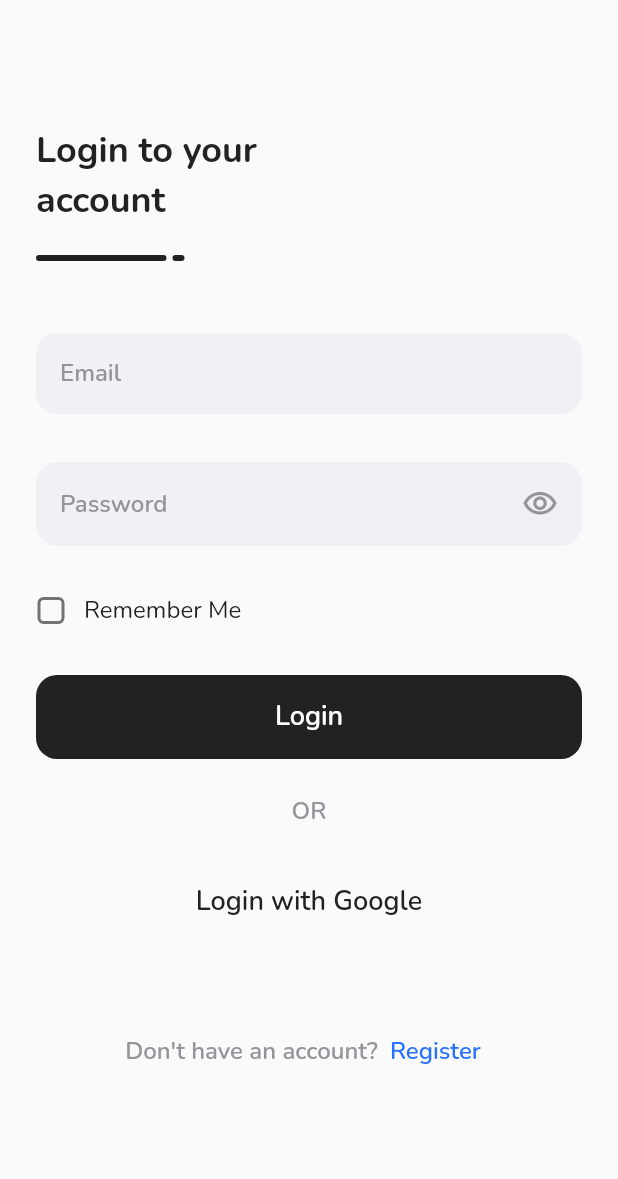
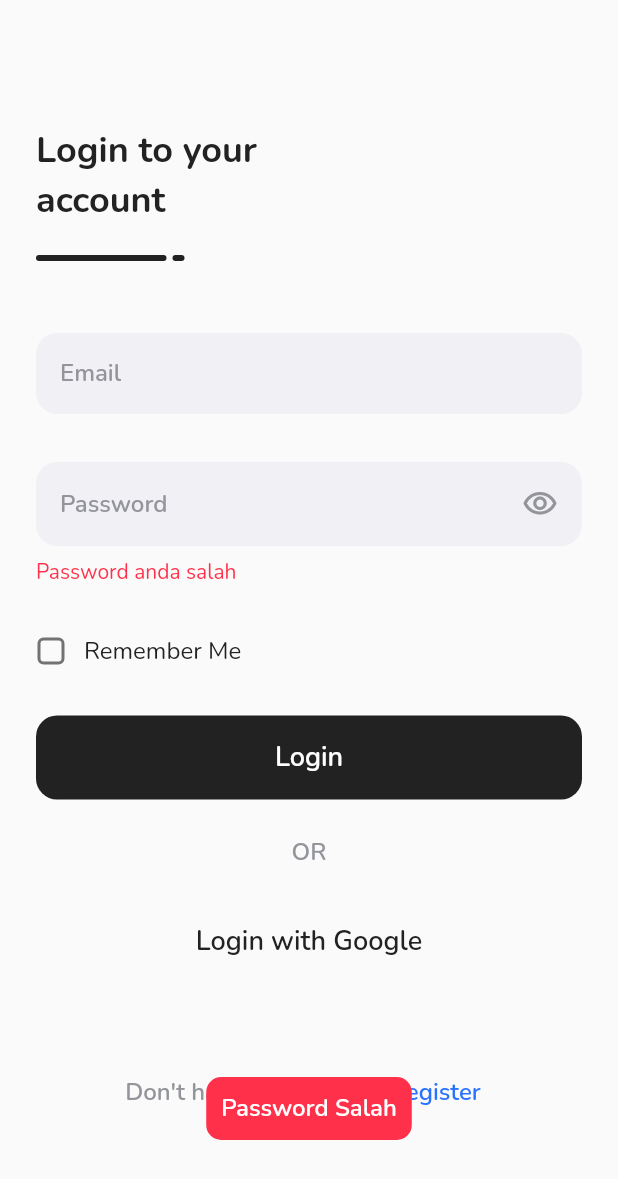
Before and after one commit to joedave13/space, a Flutter app: the SigninPage screen opened by its route, after a tap on "Login", on a phone screen of 412 x 824 dp. Shown: the top 1179 px of the screen. Run offline on Flutter 3.47's test engine with Material 2 defaults, Android fonts, the phone set to English and light mode, and no system bars; our stand-ins replace carousel_slider, fluttertoast, google_fonts.

```diff
--- a/lib/pages/signin_page.dart
+++ b/lib/pages/signin_page.dart
@@ -1,8 +1,23 @@
 import 'package:flutter/material.dart';
+import 'package:fluttertoast/fluttertoast.dart';
 import 'package:space/theme.dart';
 
-class SigninPage extends StatelessWidget {
+class SigninPage extends StatefulWidget {
   const SigninPage({Key? key}) : super(key: key);
+
+  @override
+  State<SigninPage> createState() => _SigninPageState();
+}
+
+class _SigninPageState extends State<SigninPage> {
+  late FToast fToast;
+
+  @override
+  void initState() {
+    super.initState();
+    fToast = FToast();
+    fToast.init(context);
+  }
 
   @override
   Widget build(BuildContext context) {
@@ -108,7 +123,10 @@ class SigninPage extends StatelessWidget {
   }
 
   Widget passwordInput() {
-    return Container(
+    return Column(
+      crossAxisAlignment: CrossAxisAlignment.start,
+      children: [
+        Container(
           margin: EdgeInsets.only(
             top: 32,
           ),
@@ -137,6 +155,15 @@ class SigninPage extends StatelessWidget {
               ),
             ],
           ),
+        ),
+        SizedBox(
+          height: 8,
+        ),
+        Text(
+          'Password anda salah',
+          style: redTextStyle,
+        ),
+      ],
     );
   }
 
@@ -176,7 +203,15 @@ class SigninPage extends StatelessWidget {
       width: double.infinity,
       margin: EdgeInsets.only(top: 32),
       child: TextButton(
-        onPressed: () {},
+        onPressed: () {
+          fToast.showToast(
+            child: errorToast(),
+            toastDuration: Duration(
+              seconds: 2,
+            ),
+            gravity: ToastGravity.BOTTOM,
+          );
+        },
         style: TextButton.styleFrom(
           backgroundColor: kBlackColor,
           shape: RoundedRectangleBorder(
@@ -241,4 +276,21 @@ class SigninPage extends StatelessWidget {
       ),
     );
   }
+
+  Widget errorToast() {
+    return Container(
+      padding: EdgeInsets.all(10),
+      decoration: BoxDecoration(
+        color: kRedColor,
+        borderRadius: BorderRadius.circular(10),
+      ),
+      child: Text(
+        'Password Salah',
+        style: whiteTextStyle.copyWith(
+          fontSize: 16,
+          fontWeight: semiBold,
+        ),
+      ),
+    );
   }
+}
--- a/pubspec.yaml
+++ b/pubspec.yaml
@@ -36,6 +36,7 @@ dependencies:
   cupertino_icons: ^1.0.2
   google_fonts: ^2.1.0
   carousel_slider: ^4.0.0
+  fluttertoast: ^8.0.8
 
 dev_dependencies:
   flutter_test:
```
Also changed, not shown: pubspec.lock. Lines whose indentation alone changed are shown as unchanged.
